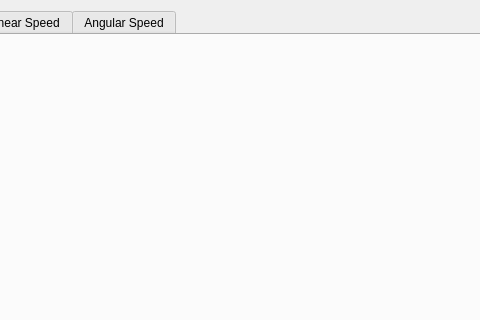
First picture: the form in bhbot/tools/logviewer/mainwindow.ui, repository alberthier/bhware, before the edit; both pictures show x 155 to 635 and y 0 to 320 of the 1062 by 704 pixel window.
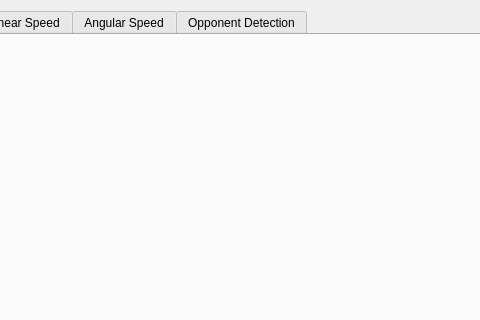
Second picture: the form after the edit. The open tabs and pages were chosen to show the change.

Commit message: logviewer: Fix errors

```diff
--- a/bhbot/tools/logviewer/mainwindow.ui
+++ b/bhbot/tools/logviewer/mainwindow.ui
@@ -14,7 +14,7 @@
    <string>BH Log Viewer</string>
   </property>
   <widget class="QWidget" name="centralwidget">
-   <layout class="QVBoxLayout" name="verticalLayout">
+   <layout class="QHBoxLayout" name="horizontalLayout">
     <item>
      <widget class="QTabWidget" name="tabWidget">
       <property name="tabShape">
@@ -120,6 +120,12 @@
         </property>
        </layout>
       </widget>
+      <widget class="QWidget" name="opponent_detection">
+       <attribute name="title">
+        <string>Opponent Detection</string>
+       </attribute>
+       <layout class="QHBoxLayout" name="opponent_detection_layout"/>
+      </widget>
      </widget>
     </item>
    </layout>
```
Left out of the diff: 4 changed lines with no effect on the pictures. The commit also changes 1 other file.
